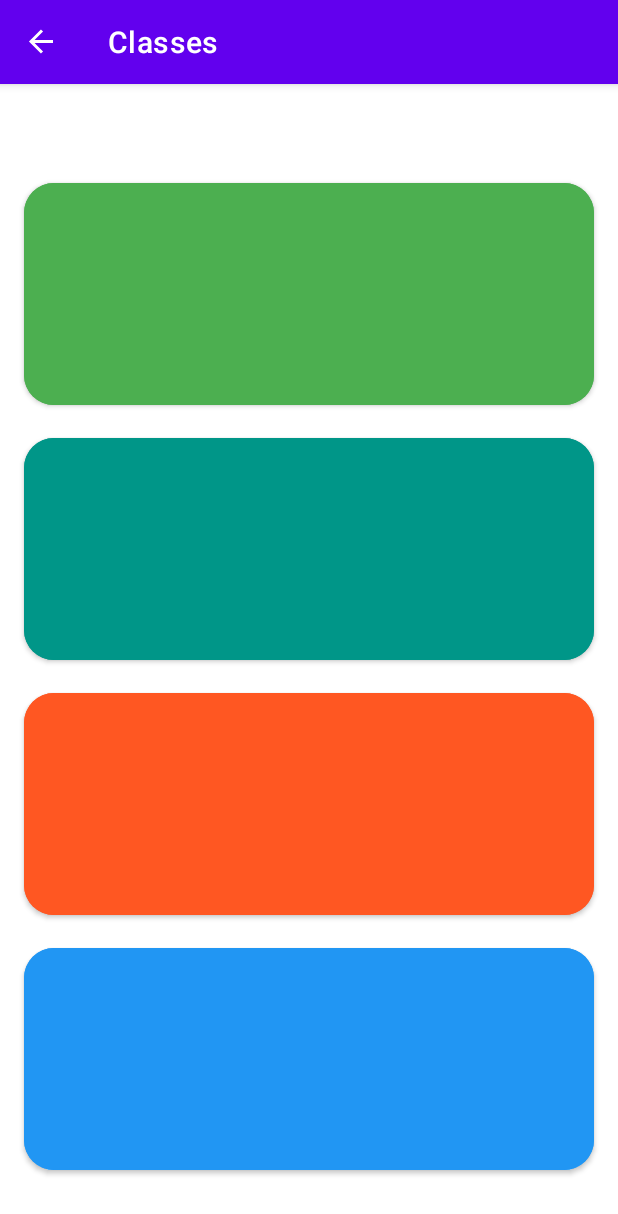
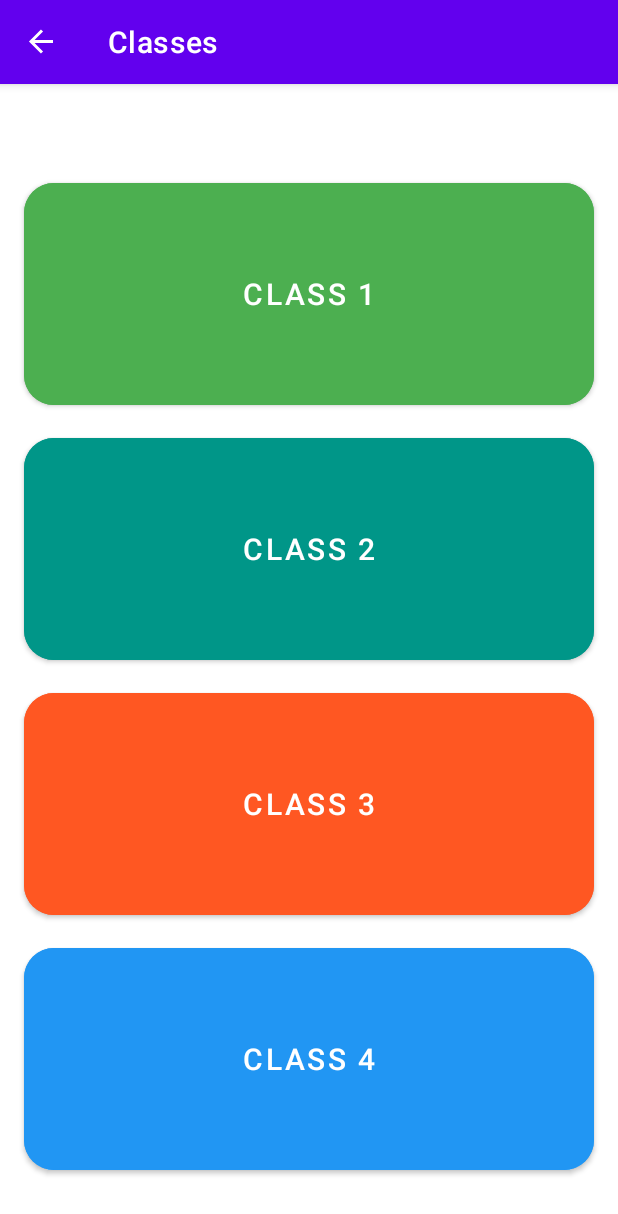
Before and after one commit to notrikhil/Congressional-App-Challenge, an Android app: the StudentView screen opened through its navigation route, on a phone screen of 412 x 824 dp. Shown: the top 1214 px of the screen. Run offline under Robolectric (Android 15) with nearby library versions, the phone set to English and light mode, and no system bars; our stand-ins replace navigation-ui.

Commit message:
Update student.xml

```diff
--- a/src/app/src/main/res/layout/student.xml
+++ b/src/app/src/main/res/layout/student.xml
@@ -12,6 +12,7 @@
         android:layout_height="160dp"
         android:layout_marginTop="60dp"
         android:backgroundTint="#4CAF50"
+        android:text="Class 1"
         android:textSize="20sp"
         app:cornerRadius="20dp"
         app:layout_constraintBottom_toTopOf="@+id/button2"
@@ -26,6 +27,7 @@
         android:layout_height="160dp"
         android:layout_marginTop="10dp"
         android:backgroundTint="#FF5722"
+        android:text="Class 3"
         android:textSize="20sp"
         app:cornerRadius="20dp"
         app:layout_constraintEnd_toEndOf="parent"
@@ -40,6 +42,7 @@
         android:layout_height="160dp"
         android:layout_marginTop="10dp"
         android:backgroundTint="#2196F3"
+        android:text="Class 4"
         android:textSize="20sp"
         app:cornerRadius="20dp"
         app:layout_constraintEnd_toEndOf="parent"
@@ -53,6 +56,7 @@
         android:layout_height="160dp"
         android:layout_marginTop="10dp"
         android:backgroundTint="#009688"
+        android:text="Class 2"
         android:textSize="20sp"
         app:cornerRadius="20dp"
         app:layout_constraintEnd_toEndOf="parent"
@@ -60,16 +64,5 @@
         app:layout_constraintTop_toBottomOf="@+id/button"
         tools:ignore="SpeakableTextPresentCheck" />
 
-    <TextView
-        android:id="@+id/textView3"
-        android:layout_width="wrap_content"
-        android:layout_height="wrap_content"
-        android:text="TextView"
-        android:textIsSelectable="false"
-        app:layout_constraintBottom_toBottomOf="@+id/button"
-        app:layout_constraintEnd_toEndOf="@+id/button"
-        app:layout_constraintStart_toStartOf="@+id/button"
-        app:layout_constraintTop_toTopOf="@+id/button" />
-
 
 </androidx.constraintlayout.widget.ConstraintLayout>
```
